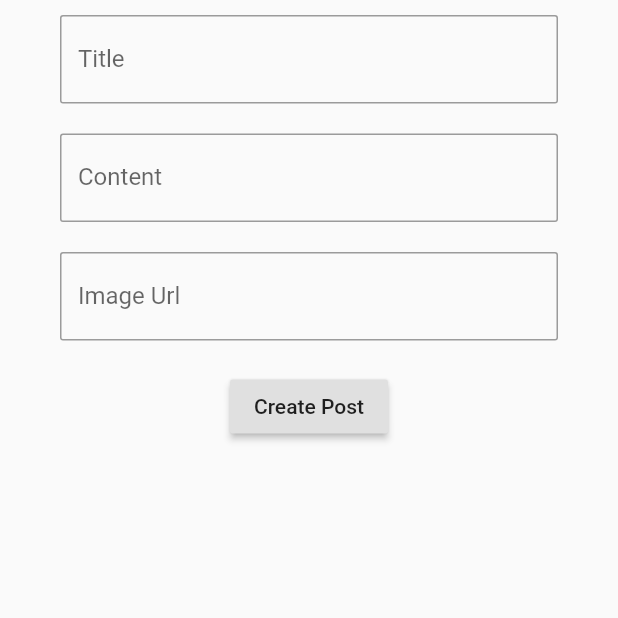
After one commit to waiferkolar/Flutter-Finish-Project, a Flutter app: the screen it shows after launch, after a tap on "Home Page", on a phone screen of 412 x 824 dp, the top half of it. The commit adds this screen. Run offline on Flutter 3.47's test engine with Material 2 defaults, Android fonts, the phone set to English and light mode, and no system bars; our stand-ins replace shimmer, sqflite; missing offline and left inert: marquee_flutter; accounts and stored records are empty.

Commit message:
Post Insert, Delete Success

```diff
--- a/lib/main.dart
+++ b/lib/main.dart
@@ -1,15 +1,17 @@
 import 'package:donno/pages/Detail.dart';
 import 'package:donno/pages/Flash.dart';
 import 'package:donno/pages/Home.dart';
+import 'package:donno/pages/PostCreate.dart';
 import 'package:flutter/material.dart';
 
 void main() {
   runApp(MaterialApp(
     debugShowCheckedModeBanner: false,
     routes: {
-      "/":(context)=> Flash(),
-      "/home":(context)=> Home(),
-      "/detail":(context)=> Detail(),
+      "/": (context) => Flash(),
+      "/home": (context) => Home(),
+      "/detail": (context) => Detail(),
+      "/post_create": (context) => PostCreate(),
     },
   ));
 }
--- a/lib/models/PostModel.dart
+++ b/lib/models/PostModel.dart
@@ -1,7 +1,35 @@
-class PostModel{
+import 'package:donno/utils/Global.dart';
+import 'package:sqflite/sqflite.dart';
+import 'dart:async';
+
+class PostModel {
   int id;
   String title, content, imageUrl;
 
   PostModel({this.id, this.title, this.content, this.imageUrl});
 
+  Map<String, dynamic> toMap() {
+    return {'title': title, 'content': content, 'imageUrl': imageUrl};
+  }
+
+  static Future<void> insertPost(PostModel post) async {
+    Database db = await Global.getConn();
+    await db.insert(
+      Global.POST_TABLE,
+      post.toMap(),
+    );
+  }
+
+  static Future<List<PostModel>> getAllPosts() async {
+    Database db = await Global.getConn();
+    final List<Map<String, dynamic>> maps = await db.query(Global.POST_TABLE);
+    return List.generate(maps.length, (ind) {
+      return PostModel(
+        id: maps[ind]['id'],
+        title: maps[ind]['title'],
+        content: maps[ind]['content'],
+        imageUrl: maps[ind]['imageUrl'],
+      );
+    });
+  }
 }
--- a/lib/pages/Home.dart
+++ b/lib/pages/Home.dart
@@ -8,7 +8,17 @@ class Home extends StatefulWidget {
 }
 
 class _HomeState extends State<Home> {
-  List<PostModel> posts = [PostModel(id: 1, title: "Post One", content: "Post One Content", imageUrl: "bm.jpg"), PostModel(id: 2, title: "Post Two", content: "Post Two Content", imageUrl: "coder.png"), PostModel(id: 3, title: "Post Three", content: "Post Three Content", imageUrl: "web.png"), PostModel(id: 1, title: "Post Four", content: "Post Four Content", imageUrl: "ios.png"), PostModel(id: 1, title: "Post Five", content: "Post Five Content", imageUrl: "android.png"), PostModel(id: 1, title: "Post 1", content: "Post One Content", imageUrl: "bm.jpg"), PostModel(id: 2, title: "Post 2", content: "Post Two Content", imageUrl: "coder.png"), PostModel(id: 3, title: "Post 3", content: "Post Three Content", imageUrl: "web.png"), PostModel(id: 1, title: "Post 4", content: "Post Four Content", imageUrl: "ios.png"), PostModel(id: 1, title: "Post 5", content: "Post Five Content", imageUrl: "android.png"), PostModel(id: 1, title: "Post 1", content: "Post One Content", imageUrl: "bm.jpg"), PostModel(id: 2, title: "Post 2", content: "Post Two Content", imageUrl: "coder.png"), PostModel(id: 3, title: "Post 3", content: "Post Three Content", imageUrl: "web.png"), PostModel(id: 1, title: "Post 4", content: "Post Four Content", imageUrl: "ios.png"), PostModel(id: 1, title: "Post 5", content: "Post Five Content", imageUrl: "android.png")];
+  List<PostModel> posts = [];
+
+  loadAllPost() async {
+    posts = await PostModel.getAllPosts();
+    setState((){});
+  }
+
+  initState() {
+    super.initState();
+    loadAllPost();
+  }
 
   @override
   Widget build(BuildContext context) {
@@ -28,9 +38,14 @@ class _HomeState extends State<Home> {
                 SizedBox(height: 30),
                 SizedBox(
                   height: 182,
+                  child: GestureDetector(
+                    onTap: () {
+                      Navigator.pushNamed(context, "/post_create");
+                    },
                     child: Text(
                       "Home Page",
                       style: TextStyle(fontSize: 36, color: Colors.white, fontWeight: FontWeight.bold),
+                    ),
                   ),
                 ),
                 Flexible(
--- /dev/null
+++ b/lib/pages/PostCreate.dart
@@ -0,0 +1,64 @@
+import 'package:flutter/material.dart';
+
+import '../models/PostModel.dart';
+import '../models/PostModel.dart';
+import '../models/PostModel.dart';
+
+class PostCreate extends StatelessWidget {
+  @override
+  Widget build(BuildContext context) {
+    var _titleController = TextEditingController();
+    var _contentController = TextEditingController();
+    var _imageUrlController = TextEditingController();
+    return Scaffold(
+        body: SafeArea(
+      child: Container(
+        padding: EdgeInsets.symmetric(vertical: 10, horizontal: 40),
+        child: Column(
+          children: [
+            TextFormField(
+              controller: _titleController,
+              decoration: InputDecoration(
+                labelText: "Title",
+                border: OutlineInputBorder(borderRadius: BorderRadius.circular(2)),
+              ),
+            ),
+            SizedBox(
+              height: 20,
+            ),
+            TextFormField(
+              controller: _contentController,
+              decoration: InputDecoration(
+                labelText: "Content",
+                border: OutlineInputBorder(borderRadius: BorderRadius.circular(2)),
+              ),
+            ),
+            SizedBox(
+              height: 20,
+            ),
+            TextFormField(
+              controller: _imageUrlController,
+              decoration: InputDecoration(
+                labelText: "Image Url",
+                border: OutlineInputBorder(borderRadius: BorderRadius.circular(2)),
+              ),
+            ),
+            SizedBox(
+              height: 20,
+            ),
+            RaisedButton(
+                onPressed: ()async {
+                  String title = _titleController.text;
+                  String content = _contentController.text;
+                  String imageUrl = _imageUrlController.text;
+                  PostModel pm = PostModel(id:1,title: title,content: content,imageUrl: imageUrl);
+                  await PostModel.insertPost(pm);
+                  Navigator.pop(context);
+                },
+                child: Text("Create Post"))
+          ],
+        ),
+      ),
+    ));
+  }
+}
--- a/lib/utils/Global.dart
+++ b/lib/utils/Global.dart
@@ -1,3 +1,5 @@
+import 'package:sqflite/sqflite.dart';
+import 'package:path/path.dart';
 class Global {
   static final text = "A Marquee width with ListView,Can scroll vertically or horizontally.The ListView will fill up the space, the height must be set when scrolling horizontally, and the width must be set when scrolling vertically.";
   static final para = '''
@@ -29,4 +31,23 @@ class Global {
     treatise on the theory of ethics, very popular during the Renaissance. The first line
     of Lorem Ipsum, "Lorem ipsum dolor sit amet..", comes from a line in section 1.10.32
   ''';
+  static final POST_TABLE = "posts";
+
+  static Future<Database> getConn()async{
+    return await openDatabase(
+      join(await getDatabasesPath(), 'post_database.db'),
+      onCreate: (db,version){
+        return db.execute( '''
+          CREATE TABLE $POST_TABLE(
+            id INTEGER PRIMARY KEY AUTOINCREMENT,
+            title TEXT,
+            content TEXT,
+            imageUrl TEXT
+          )
+          ''' );
+      },
+      version: 1
+    );
+  }
+
 }
```
Lines whose indentation alone changed are shown as unchanged.
